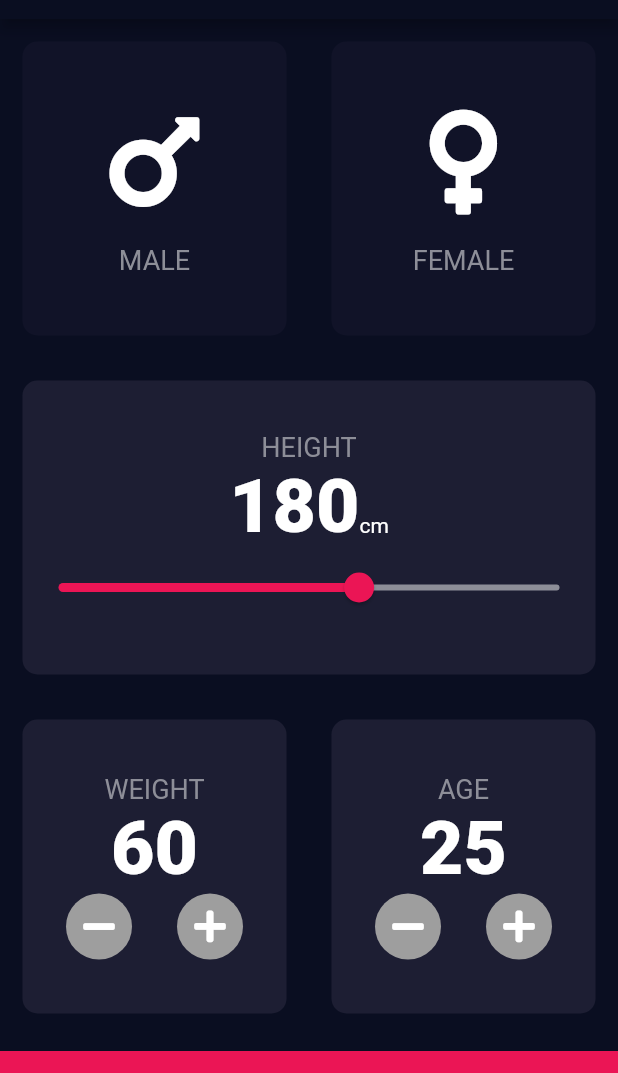
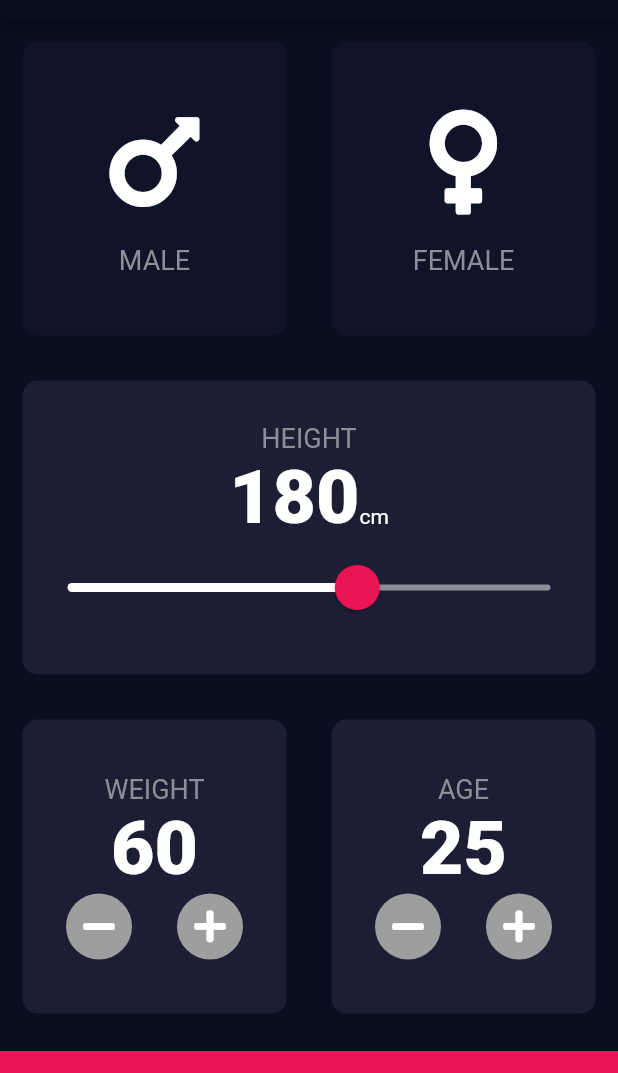
Before and after one commit to BashirYesufu/BMI-Calculator, a Flutter app: the screen it shows after launch, on a phone screen of 412 x 824 dp, the part 65-1138 px from its top. Run offline on Flutter 3.47's test engine with Material 2 defaults, Android fonts, the phone set to English and light mode, and no system bars; our stand-ins replace font_awesome_flutter.

Commit message:
Customised slider with slider theme

```diff
--- a/bmi_app/lib/input_page.dart
+++ b/bmi_app/lib/input_page.dart
@@ -82,18 +82,26 @@ class _InputPageState extends State<InputPage> {
                     ],
                   ),
 
-                  Slider(
+                  SliderTheme(
+                    data: SliderTheme.of(context).copyWith(
+                      inactiveTrackColor: Color(0xFF8D8E98),
+                      thumbColor: Color(0xFFEB1555),
+                      thumbShape: RoundSliderThumbShape(enabledThumbRadius: 15.0),
+                      overlayShape: RoundSliderOverlayShape(overlayRadius: 30.0),
+                      overlayColor: Color(0x29EB1555),
+                      activeTrackColor: Colors.white,
+                    ),
+                    child: Slider(
                       value: height.toDouble(),
                       min: 120.0,
                       max: 220.0,
-                    activeColor: Color(0xFFeb1555),
                       inactiveColor: Color(0xFF8D8E98),
                       onChanged: (double newValue) {
                         setState(() {
-                        height = newValue.toInt();
-                        print(newValue);
+                          height = newValue.round();
                         });
                       },
+                    ),
                   ),
                 ],
               ),
```
Lines whose indentation alone changed are shown as unchanged.
